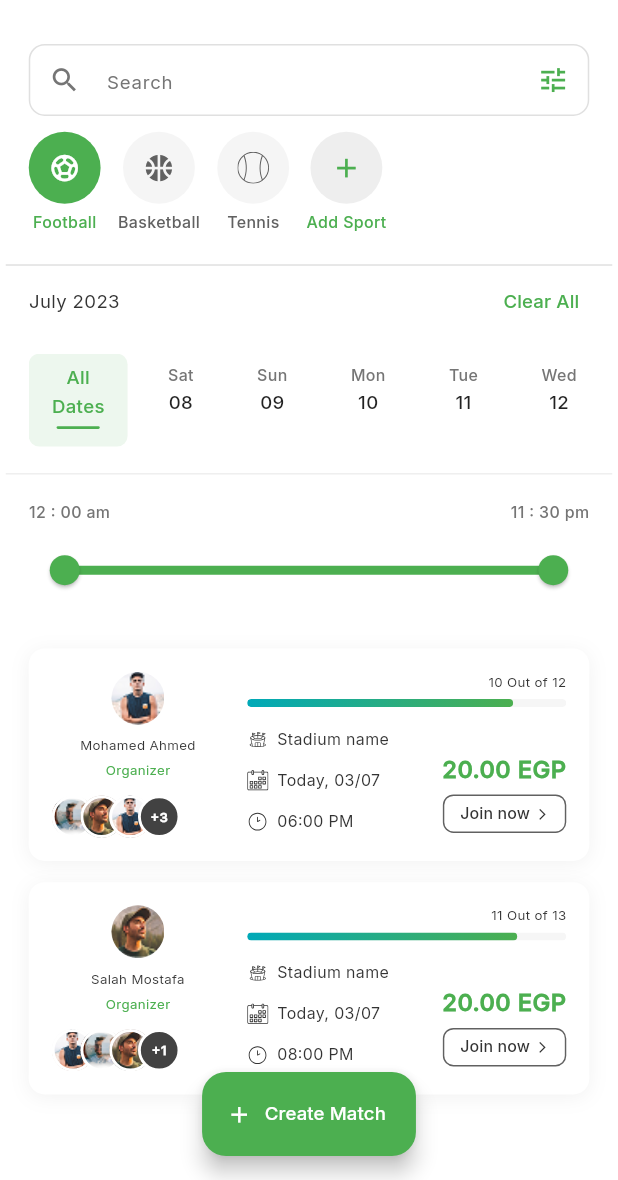
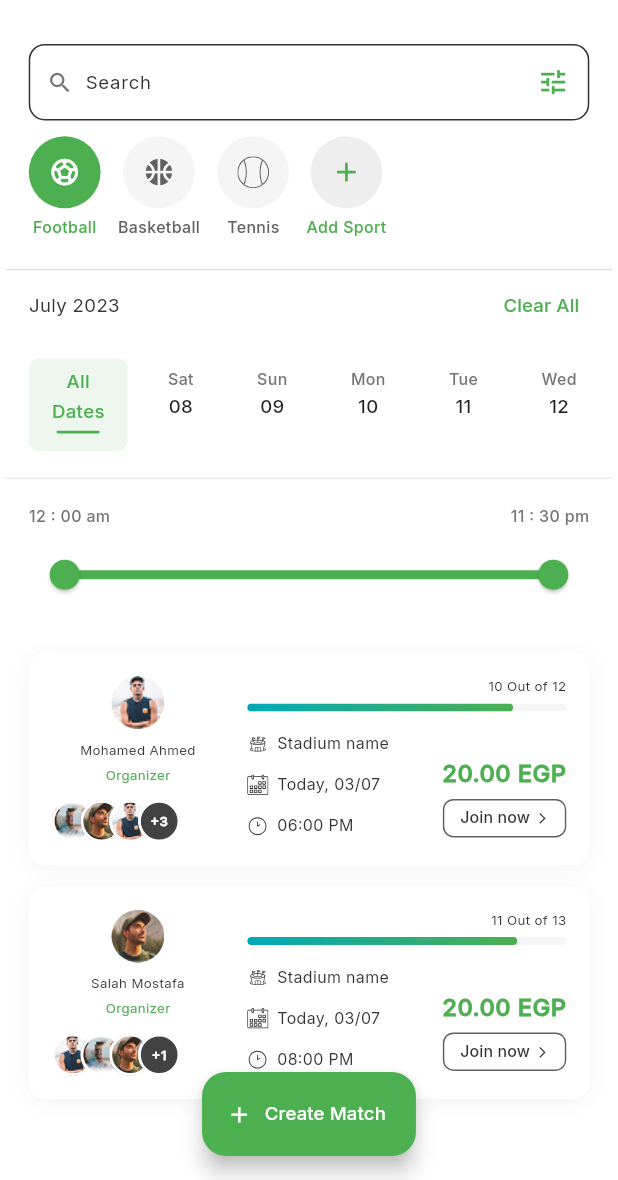
Before and after one commit to ibnRizk/sportofy, a Flutter app: the MatchesView screen opened directly, on a phone screen of 412 x 824 dp, the part 56-1236 px from its top. Run offline on Flutter 3.47's test engine with Material 3 defaults, Android fonts, the phone set to English and light mode, and no system bars; our stand-ins replace cached_network_image, connectivity_plus, country_picker, dartz, dio, equatable and 15 more; accounts and stored records are empty; project files that could hold a hidden picture were left out.

Commit message:
fix the search par in matches

```diff
--- a/lib/core/widgets/shared_filter_header.dart
+++ b/lib/core/widgets/shared_filter_header.dart
@@ -3,6 +3,9 @@ import 'package:flutter_screenutil/flutter_screenutil.dart';
 import 'package:flutter_svg/flutter_svg.dart';
 import 'package:sportify_app/core/utils/app_colors.dart';
 import 'package:sportify_app/core/utils/app_dimens.dart';
+import 'package:sportify_app/core/utils/app_padding.dart';
+import 'package:sportify_app/core/utils/app_radius.dart';
+import 'package:sportify_app/core/utils/values/text_styles.dart';
 import 'package:sportify_app/core/utils/image_manager.dart';
 import 'package:sportify_app/features/stadiums/presentation/widgets/add_sport_sheet.dart';
 import 'package:sportify_app/features/stadiums/presentation/widgets/filter_sheet.dart';
@@ -94,28 +97,39 @@ class _SharedFilterHeaderState
         children: [
           // Search Bar
           Padding(
-            padding: EdgeInsets.symmetric(
-              horizontal: 20.w,
-              vertical: 12.h,
-            ),
+            padding: AppPadding.h20v12,
             child: TextField(
               controller: _searchController,
+              style: TextStyles.regular14(
+                color: MyColors.darkGrayColor,
+              ),
               decoration: InputDecoration(
                 hintText: 'Search',
-                hintStyle: TextStyle(
-                  fontSize: 14.sp,
-                  color: Colors.grey[600],
+                hintStyle: TextStyles.regular14(
+                  color: MyColors.darkGrayColor,
                 ),
-                prefixIcon: Icon(
-                  Icons.search,
-                  color: Colors.grey[600],
-                  size: 24.sp,
+                // Minimize the gap between icon and hint text/same line:
+                prefixIcon: Padding(
+                  padding: EdgeInsets.only(
+                    left: 12,
+                    right: 4,
+                  ), // less horizontal space
+                  child: Icon(
+                    Icons.search,
+                    color: MyColors.grey600,
+                    size: AppDimens.iconSize20, // slightly reduced icon size
+                  ),
+                ),
+                prefixIconConstraints: const BoxConstraints(
+                  minWidth: 0,
+                  minHeight: 0,
+                  maxHeight: 28,
                 ),
                 suffixIcon: IconButton(
                   icon: Icon(
                     Icons.tune,
                     color: MyColors.greenButton,
-                    size: 24.sp,
+                    size: AppDimens.iconSize24,
                   ),
                   onPressed:
                       widget.onFilterTap ??
@@ -123,36 +137,31 @@ class _SharedFilterHeaderState
                         showModalBottomSheet(
                           context: context,
                           isScrollControlled: true,
-                          backgroundColor:
-                              Colors.transparent,
+                          backgroundColor: MyColors.transparent,
                           builder: (context) =>
                               const FilterSheet(),
                         );
                       },
                 ),
                 filled: true,
-                fillColor: Colors.white,
+                fillColor: MyColors.white,
                 border: OutlineInputBorder(
-                  borderRadius: BorderRadius.circular(12.r),
+                  borderRadius: AppRadius.r12,
                   borderSide: BorderSide(
-                    color: Colors.grey[300]!,
+                    color: MyColors.darkGrayColor,
                   ),
                 ),
                 enabledBorder: OutlineInputBorder(
-                  borderRadius: BorderRadius.circular(12.r),
+                  borderRadius: AppRadius.r12,
                   borderSide: BorderSide(
-                    color: Colors.grey[300]!,
+                    color: MyColors.darkGrayColor,
                   ),
                 ),
                 focusedBorder: OutlineInputBorder(
-                  borderRadius: BorderRadius.circular(12.r),
+                  borderRadius: AppRadius.r12,
                   borderSide: BorderSide(
                     color: MyColors.greenButton,
                   ),
-                ),
-                contentPadding: EdgeInsets.symmetric(
-                  horizontal: 16.w,
-                  vertical: 12.h,
                 ),
               ),
             ),
```
Also changed, not shown: lib/features/stadiums/presentation/views/stadium_details_view.dart (+6 -8 lines), lib/features/stadiums/presentation/views/stadiums_view.dart (+27 -6 lines).
